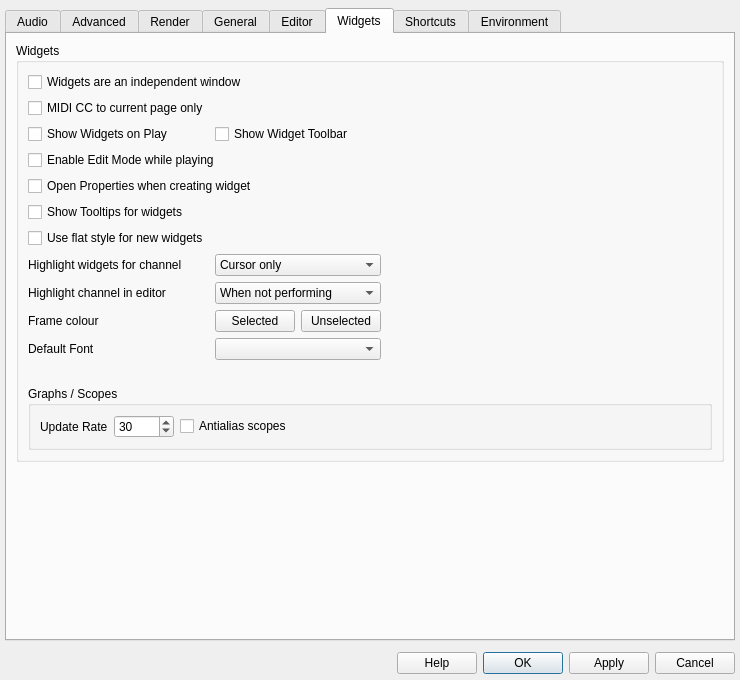
This is src/configdialog.ui in CsoundQt/CsoundQt as Qt 5 draws it before an edit. The edited form follows.
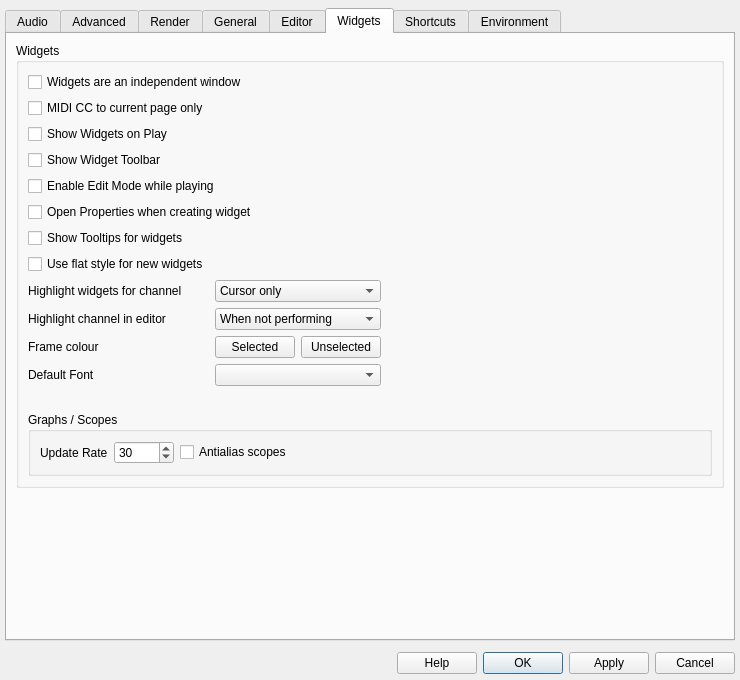
This is the edited form. The open tabs and pages were chosen to show the change.

Commit message: Add a flat Menu widget and rework SpinBox defaults

Patch:
```diff
--- a/src/configdialog.ui
+++ b/src/configdialog.ui
@@ -90,7 +90,7 @@
           <string/>
          </property>
          <property name="currentIndex">
-          <number>1</number>
+          <number>5</number>
          </property>
          <widget class="QWidget" name="tab_audio">
           <attribute name="title">
@@ -2743,49 +2743,23 @@
              <layout class="QGridLayout" name="gridLayout_7">
               <item row="0" column="0">
                <layout class="QGridLayout" name="gridLayout_16">
-                <item row="9" column="1" colspan="2">
-                 <widget class="QComboBox" name="channelHighlightModeComboBox">
-                  <property name="sizePolicy">
-                   <sizepolicy hsizetype="Preferred" vsizetype="Fixed">
-                    <horstretch>0</horstretch>
-                    <verstretch>0</verstretch>
-                   </sizepolicy>
-                  </property>
+                <item row="12" column="1">
+                 <widget class="QPushButton" name="frameColorSelectedButton">
                   <property name="maximumSize">
                    <size>
-                    <width>43000</width>
+                    <width>100</width>
                     <height>16777215</height>
                    </size>
                   </property>
                   <property name="toolTip">
-                   <string>&lt;html&gt;&lt;head/&gt;&lt;body&gt;&lt;p&gt;&lt;span style=&quot; font-weight:700;&quot;&gt;Never&lt;/span&gt;: only with keyboard shortcut. &lt;br/&gt;&lt;span style=&quot; font-weight:700;&quot;&gt;Cursor only&lt;/span&gt;: highlight channel at the text cursor. &lt;br/&gt;&lt;span style=&quot; font-weight:700;&quot;&gt;Mouse only&lt;/span&gt;: when hovering a channel &lt;br/&gt;&lt;span style=&quot; font-weight:700;&quot;&gt;Full&lt;/span&gt;: both cursor and mouse hover.&lt;/p&gt;&lt;/body&gt;&lt;/html&gt;</string>
+                   <string>Border colour of selected widgets while editing. Also used for the resize handles. No opacity.</string>
                   </property>
-                  <property name="currentIndex">
-                   <number>1</number>
+                  <property name="text">
+                   <string>Selected</string>
                   </property>
-                  <item>
-                   <property name="text">
-                    <string>Never</string>
-                   </property>
-                  </item>
-                  <item>
-                   <property name="text">
-                    <string>Cursor only</string>
-                   </property>
-                  </item>
-                  <item>
-                   <property name="text">
-                    <string>Mouse only</string>
-                   </property>
-                  </item>
-                  <item>
-                   <property name="text">
-                    <string>Full</string>
-                   </property>
-                  </item>
                  </widget>
                 </item>
-                <item row="10" column="1" colspan="2">
+                <item row="11" column="1" colspan="2">
                  <widget class="QComboBox" name="channelReferenceHighlightModeComboBox">
                   <property name="sizePolicy">
                    <sizepolicy hsizetype="Preferred" vsizetype="Fixed">
@@ -2833,96 +2807,14 @@
                   </item>
                  </widget>
                 </item>
-                <item row="0" column="3">
-                 <spacer name="horizontalSpacer_7">
-                  <property name="orientation">
-                   <enum>Qt::Orientation::Horizontal</enum>
-                  </property>
-                  <property name="sizeHint" stdset="0">
-                   <size>
-                    <width>40</width>
-                    <height>20</height>
-                   </size>
-                  </property>
-                 </spacer>
-                </item>
-                <item row="4" column="0">
-                 <widget class="QCheckBox" name="showWidgetsOnRunCheckBox">
-                  <property name="toolTip">
-                   <string>Make the widget panel visible when a csd is played</string>
-                  </property>
+                <item row="3" column="0">
+                 <widget class="QCheckBox" name="midiCcToCurrentPageOnlyCheckBox">
                   <property name="text">
-                   <string>Show Widgets on Play</string>
+                   <string>MIDI CC to current page only</string>
                   </property>
                  </widget>
                 </item>
-                <item row="4" column="1" colspan="2">
-                 <widget class="QCheckBox" name="showWidgetToolbarCheckBox">
-                  <property name="toolTip">
-                   <string>Show the widget-type toolbar at the right edge of the widget panel while editing</string>
-                  </property>
-                  <property name="text">
-                   <string>Show Widget Toolbar</string>
-                  </property>
-                 </widget>
-                </item>
-                <item row="5" column="0" colspan="2">
-                 <widget class="QCheckBox" name="editModeWhilePlayingCheckBox">
-                  <property name="toolTip">
-                   <string>Allow entering widget edit mode while a document is playing</string>
-                  </property>
-                  <property name="text">
-                   <string>Enable Edit Mode while playing</string>
-                  </property>
-                 </widget>
-                </item>
-                <item row="11" column="2">
-                 <widget class="QPushButton" name="frameColorUnselectedButton">
-                  <property name="maximumSize">
-                   <size>
-                    <width>100</width>
-                    <height>16777215</height>
-                   </size>
-                  </property>
-                  <property name="toolTip">
-                   <string>Border colour of widgets while editing, when not selected. Includes opacity.</string>
-                  </property>
-                  <property name="text">
-                   <string>Unselected</string>
-                  </property>
-                 </widget>
-                </item>
-                <item row="11" column="1">
-                 <widget class="QPushButton" name="frameColorSelectedButton">
-                  <property name="maximumSize">
-                   <size>
-                    <width>100</width>
-                    <height>16777215</height>
-                   </size>
-                  </property>
-                  <property name="toolTip">
-                   <string>Border colour of selected widgets while editing. Also used for the resize handles. No opacity.</string>
-                  </property>
-                  <property name="text">
-                   <string>Selected</string>
-                  </property>
-                 </widget>
-                </item>
-                <item row="11" column="0">
-                 <widget class="QLabel" name="label_frameColorSelected">
-                  <property name="text">
-                   <string>Frame colour</string>
-                  </property>
-                 </widget>
-                </item>
-                <item row="7" column="0" colspan="2">
-                 <widget class="QCheckBox" name="showTooltipsCheckBox">
-                  <property name="text">
-                   <string>Show Tooltips for widgets</string>
-                  </property>
-                 </widget>
-                </item>
-                <item row="8" column="0" colspan="2">
+                <item row="9" column="0" colspan="2">
                  <widget class="QCheckBox" name="flatStyleNewWidgetsCheckBox">
                   <property name="toolTip">
                    <string>Create new buttons, sliders, checkboxes and knobs with the flat style enabled</string>
@@ -2932,14 +2824,86 @@
                   </property>
                  </widget>
                 </item>
-                <item row="10" column="0">
+                <item row="13" column="1" colspan="2">
+                 <widget class="QComboBox" name="defaultFontComboBox">
+                  <property name="toolTip">
+                   <string>Font family used when creating new widgets that have a font.</string>
+                  </property>
+                 </widget>
+                </item>
+                <item row="11" column="0">
                  <widget class="QLabel" name="channelReferenceHighlightLabel">
                   <property name="text">
                    <string>Highlight channel in editor</string>
                   </property>
                  </widget>
                 </item>
-                <item row="9" column="0">
+                <item row="10" column="1" colspan="2">
+                 <widget class="QComboBox" name="channelHighlightModeComboBox">
+                  <property name="sizePolicy">
+                   <sizepolicy hsizetype="Preferred" vsizetype="Fixed">
+                    <horstretch>0</horstretch>
+                    <verstretch>0</verstretch>
+                   </sizepolicy>
+                  </property>
+                  <property name="maximumSize">
+                   <size>
+                    <width>43000</width>
+                    <height>16777215</height>
+                   </size>
+                  </property>
+                  <property name="toolTip">
+                   <string>&lt;html&gt;&lt;head/&gt;&lt;body&gt;&lt;p&gt;&lt;span style=&quot; font-weight:700;&quot;&gt;Never&lt;/span&gt;: only with keyboard shortcut. &lt;br/&gt;&lt;span style=&quot; font-weight:700;&quot;&gt;Cursor only&lt;/span&gt;: highlight channel at the text cursor. &lt;br/&gt;&lt;span style=&quot; font-weight:700;&quot;&gt;Mouse only&lt;/span&gt;: when hovering a channel &lt;br/&gt;&lt;span style=&quot; font-weight:700;&quot;&gt;Full&lt;/span&gt;: both cursor and mouse hover.&lt;/p&gt;&lt;/body&gt;&lt;/html&gt;</string>
+                  </property>
+                  <property name="currentIndex">
+                   <number>1</number>
+                  </property>
+                  <item>
+                   <property name="text">
+                    <string>Never</string>
+                   </property>
+                  </item>
+                  <item>
+                   <property name="text">
+                    <string>Cursor only</string>
+                   </property>
+                  </item>
+                  <item>
+                   <property name="text">
+                    <string>Mouse only</string>
+                   </property>
+                  </item>
+                  <item>
+                   <property name="text">
+                    <string>Full</string>
+                   </property>
+                  </item>
+                 </widget>
+                </item>
+                <item row="6" column="0" colspan="2">
+                 <widget class="QCheckBox" name="editModeWhilePlayingCheckBox">
+                  <property name="toolTip">
+                   <string>Allow entering widget edit mode while a document is playing</string>
+                  </property>
+                  <property name="text">
+                   <string>Enable Edit Mode while playing</string>
+                  </property>
+                 </widget>
+                </item>
+                <item row="0" column="3">
+                 <spacer name="horizontalSpacer_7">
+                  <property name="orientation">
+                   <enum>Qt::Orientation::Horizontal</enum>
+                  </property>
+                  <property name="sizeHint" stdset="0">
+                   <size>
+                    <width>40</width>
+                    <height>20</height>
+                   </size>
+                  </property>
+                 </spacer>
+                </item>
+                <item row="10" column="0">
                  <widget class="QLabel" name="channelHighlightLabel">
                   <property name="minimumSize">
                    <size>
@@ -2961,14 +2925,7 @@
                   </property>
                  </widget>
                 </item>
-                <item row="3" column="0">
-                 <widget class="QCheckBox" name="midiCcToCurrentPageOnlyCheckBox">
-                  <property name="text">
-                   <string>MIDI CC to current page only</string>
-                  </property>
-                 </widget>
-                </item>
-                <item row="6" column="0" colspan="2">
+                <item row="7" column="0" colspan="2">
                  <widget class="QCheckBox" name="openPropertiesCheckBox">
                   <property name="toolTip">
                    <string>Automatically open properties dialog when a new widget is created</string>
@@ -2978,6 +2935,37 @@
                   </property>
                  </widget>
                 </item>
+                <item row="13" column="0">
+                 <widget class="QLabel" name="defaultFontLabel">
+                  <property name="text">
+                   <string>Default Font</string>
+                  </property>
+                 </widget>
+                </item>
+                <item row="8" column="0" colspan="2">
+                 <widget class="QCheckBox" name="showTooltipsCheckBox">
+                  <property name="text">
+                   <string>Show Tooltips for widgets</string>
+                  </property>
+                 </widget>
+                </item>
+                <item row="12" column="0">
+                 <widget class="QLabel" name="label_frameColorSelected">
+                  <property name="text">
+                   <string>Frame colour</string>
+                  </property>
+                 </widget>
+                </item>
+                <item row="4" column="0">
+                 <widget class="QCheckBox" name="showWidgetsOnRunCheckBox">
+                  <property name="toolTip">
+                   <string>Make the widget panel visible when a csd is played</string>
+                  </property>
+                  <property name="text">
+                   <string>Show Widgets on Play</string>
+                  </property>
+                 </widget>
+                </item>
                 <item row="0" column="0" colspan="3">
                  <widget class="QCheckBox" name="widgetsIndependentCheckBox">
                   <property name="toolTip">
@@ -2988,17 +2976,29 @@
                   </property>
                  </widget>
                 </item>
-                <item row="12" column="0">
-                 <widget class="QLabel" name="defaultFontLabel">
+                <item row="12" column="2">
+                 <widget class="QPushButton" name="frameColorUnselectedButton">
+                  <property name="maximumSize">
+                   <size>
+                    <width>100</width>
+                    <height>16777215</height>
+                   </size>
+                  </property>
+                  <property name="toolTip">
+                   <string>Border colour of widgets while editing, when not selected. Includes opacity.</string>
+                  </property>
                   <property name="text">
-                   <string>Default Font</string>
+                   <string>Unselected</string>
                   </property>
                  </widget>
                 </item>
-                <item row="12" column="1" colspan="2">
-                 <widget class="QComboBox" name="defaultFontComboBox">
+                <item row="5" column="0">
+                 <widget class="QCheckBox" name="showWidgetToolbarCheckBox">
                   <property name="toolTip">
-                   <string>Font family used when creating new widgets that have a font.</string>
+                   <string>Show the widget-type toolbar at the right edge of the widget panel while editing</string>
+                  </property>
+                  <property name="text">
+                   <string>Show Widget Toolbar</string>
                   </property>
                  </widget>
                 </item>
```
The commit also changes 6 other files.
